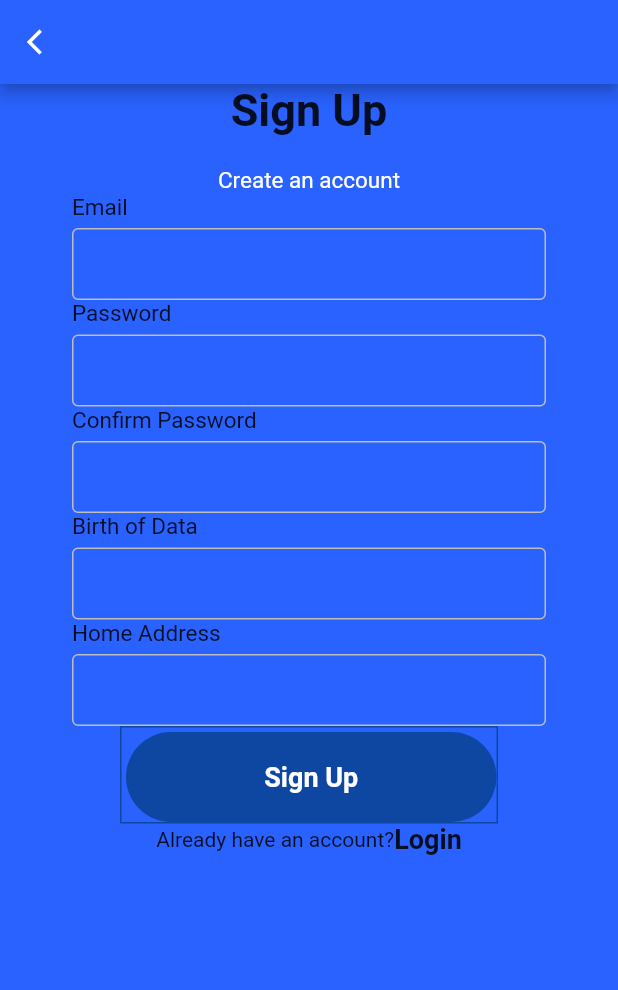
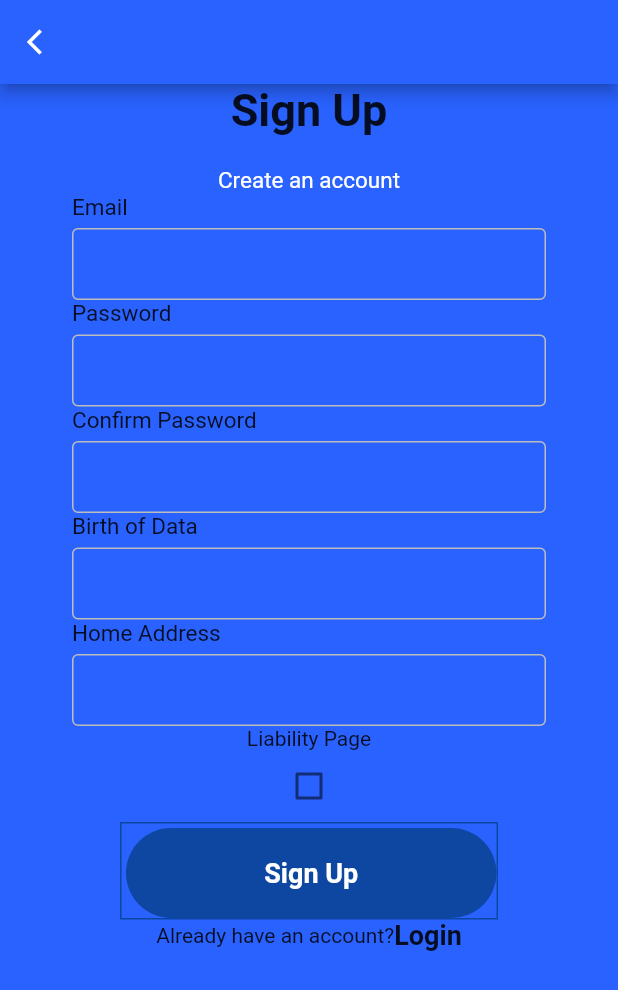
Before and after one commit to fauzipradipta/ProfessionalLaundry, a Flutter app: the SignupPage screen opened directly, on a phone screen of 412 x 824 dp. Shown: the top 990 px of the screen. Run offline on Flutter 3.47's test engine with Material 2 defaults, Android fonts, the phone set to English and light mode, and no system bars.

Commit message:
add file

```diff
--- a/lib/Signup.dart
+++ b/lib/Signup.dart
@@ -1,7 +1,33 @@
 import 'package:flutter/cupertino.dart';
 import 'package:flutter/material.dart';
+//import 'package:pl/Liabiltypage.dart';
+import 'package:pl/Login.dart';
 
-class SignupPage extends StatelessWidget{
+class SignupPage extends StatefulWidget{
+  @override
+  _SignupPage createState() => _SignupPage();
+}
+class _SignupPage extends State<SignupPage>{
+
+  bool checkBoxValue = false;
+
+  Widget checkbox(String title, bool boolValue){
+    return Column(
+      mainAxisAlignment: MainAxisAlignment.center,
+      children:<Widget>[
+          Text(title),
+          Checkbox(
+            value: boolValue,
+            onChanged:(bool value){
+              //manage state value
+              setState((){
+                  checkBoxValue = value;
+              });
+            }
+          )
+      ]
+    );
+  }
   @override
   Widget build(BuildContext context){
     return Scaffold(
@@ -50,9 +76,23 @@ class SignupPage extends StatelessWidget{
                               makeInput(label: "Confirm Password", obscureText: true),
                               makeInput(label: "Birth of Data"),
                               makeInput(label: "Home Address"),
+
+                              //Check Box for Liability Page
+
+                              Row(
+                                mainAxisAlignment: MainAxisAlignment.center,
+                                children: <Widget>[
+                                  checkbox("Liability Page", checkBoxValue),
+                                ],
+                              ),
                             ],
                           ),
                         ),
+                        //Liability Page
+                        // CheckboxListTile(
+                        //   title: Text('Liability Page'),
+
+                        //   )
                         Padding(
                           padding: EdgeInsets.symmetric(horizontal: 40),
                           child:Container(
@@ -66,13 +106,17 @@ class SignupPage extends StatelessWidget{
                               )
                             ),
 
-                            //Check Box for Liability Page
 
                             //Sign Up Button
                             child: MaterialButton(
                               minWidth: double.infinity,
                               height: 60,
-                              onPressed: ()  {},
+                              onPressed: ()  {
+                                 Navigator.push(context, MaterialPageRoute(
+                                  builder: (context) => LoginPage()
+                                  )
+                                );
+                              },
                               color:Colors.blue[900],
                               elevation: 0,
                               shape: RoundedRectangleBorder(
--- a/pubspec.yaml
+++ b/pubspec.yaml
@@ -52,6 +52,8 @@ flutter:
     - assets/images/pants.jpg
     - assets/images/dress.jpg
     - assets/images/windjacket.jpg
+    - assets/Liability_Page.jpg
+    - assets/Liability_PageSignUp.jpg
 
   # An image asset can refer to one or more resolution-specific "variants", see
   # https://flutter.dev/assets-and-images/#resolution-aware.
```
Also changed, not shown: lib/Liabiltypage.dart (added, +30 -0 lines), lib/Mainpage.dart (+6 -1 lines), lib/Setting.dart (added, +23 -0 lines), assets/Liability_Page.jpg (added), assets/Liability_PageSignUp.jpg (added), lib/History.dart (added), lib/MyProfile.dart (added), 1 other file.
